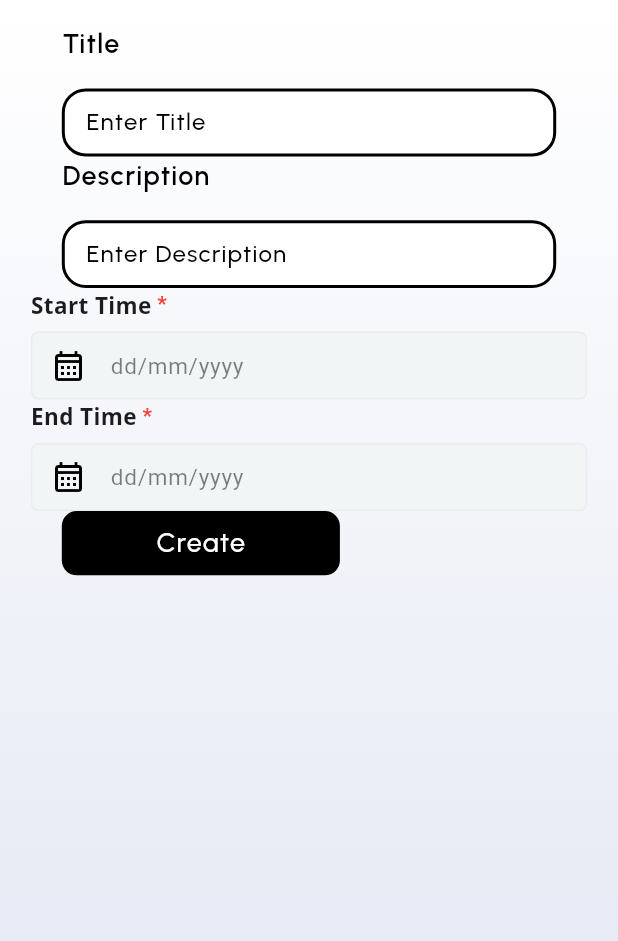
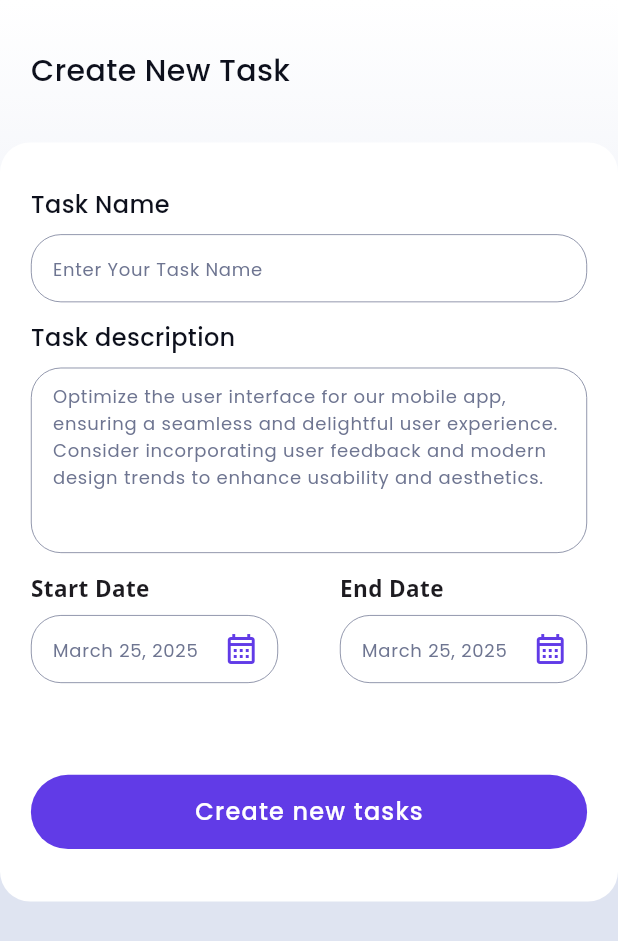
Before and after one commit to akanto99/Task-Management-with-SQlite, a Flutter app: the TaskScreen screen opened by its route, on a phone screen of 412 x 824 dp. Shown: the top 941 px of the screen. Run offline on Flutter 3.47's test engine with Material 3 defaults, Android fonts, the light colour scheme and no system bars; drawn by our look-alikes of auto_size_text; our stand-ins replace another_flushbar, flutter_svg, fluttertoast, google_fonts, shared_preferences, sqflite; accounts and stored records are empty.

Commit message:
Task Screen Ui and AddTask functionality added in Database service

```diff
--- a/lib/configs/res/components/round_button.dart
+++ b/lib/configs/res/components/round_button.dart
@@ -29,19 +29,19 @@ class RoundButton extends StatelessWidget {
     return InkWell(
       onTap: onPress,
       child: Container(
-        height: screenHeight*0.052,
+        height: screenHeight*0.06,
         width: screenWidth*0.45,
         decoration: BoxDecoration(
-          color:AppColors.blackColor,
-          borderRadius: BorderRadius.circular(10)
+          color:AppColors.blueViolet,
+          borderRadius: BorderRadius.circular(30)
         ),
         child: Center(
             child:loading ? SizedBox(
                 height: 20,
                 width: 20,
                 child: CircularProgressIndicator(color: Colors.white,)) :  AutoSizeText(title ,
-              style: GoogleFonts.urbanist(
-              fontSize: 18,
+              style: GoogleFonts.poppins(
+              fontSize: 16,
               fontWeight: FontWeight.w500,
               color: isDarkMode ? AppColors.whiteColor : AppColors.whiteColor,
               letterSpacing: 0.8,
--- a/lib/configs/widgets/customtext_with_formfield.dart
+++ b/lib/configs/widgets/customtext_with_formfield.dart
@@ -1,33 +1,33 @@
 import 'package:flutter/material.dart';
-import 'package:google_fonts/google_fonts.dart';
 import 'package:provider/provider.dart';
 import 'package:razinsoft_task_management/configs/res/color.dart';
+import 'package:razinsoft_task_management/configs/res/text_styles.dart';
 import 'package:razinsoft_task_management/provider/DarkAndLightTheme/theme_provider.dart';
 
 class CustomTextFieldWithFormField extends StatefulWidget {
   final String ?titleText;
   final String? requiredStar;
   final String placeholder;
+  final double? dynamicheight;
   final TextEditingController controller;
   final FocusNode? focusCurrent;
   final FocusNode? focusNext;
   final String? Function(String?)? validator;
   final Function(String)? onChanged;
-  final Function(String)? onFieldSubmitted;
-  final VoidCallback? onEditingComplete;
+  final TextInputType keyboardType;
 
   CustomTextFieldWithFormField({
     Key? key,
      this.titleText,
     this.requiredStar,
+    this.dynamicheight,
     required this.placeholder,
     required this.controller,
     this.focusCurrent,
     this.focusNext,
     this.validator,
     this.onChanged,
-    this.onEditingComplete,
-    this.onFieldSubmitted,
+    this.keyboardType = TextInputType.text,
   }) : super(key: key);
 
   @override
@@ -45,27 +45,13 @@ class _CustomTextFieldWithFormFieldState extends State<CustomTextFieldWithFormFi
     return Column(
       children: [
         Container(
-          width: screenWidth * 0.80,
-          child: Row(
-            children: [
-
-              Text(
-                '${widget.titleText} ',
-                  style: GoogleFonts.urbanist(
-                    fontSize: 18,
-                    fontWeight: FontWeight.w600,
-                    color: isDarkMode ? AppColors.whiteColor: AppColors.blackColor,
-                    letterSpacing: 0.8,
-                  )
-              ),
-              Text(
-                "${widget.requiredStar ?? ''}",
-                style: const TextStyle(color: Colors.red, fontSize: 14),
-              ),
-            ],
+          width: screenWidth * 0.9,
+          child:  Text(
+              '${widget.titleText} ',
+              style: AppTextStyles.poppins16Medium
           ),
         ),
-        SizedBox(height: screenHeight * 0.02,),
+        SizedBox(height: screenHeight * 0.01,),
         FormField<String>(
           validator: widget.validator,
           autovalidateMode: AutovalidateMode.onUserInteraction,
@@ -74,19 +60,21 @@ class _CustomTextFieldWithFormFieldState extends State<CustomTextFieldWithFormFi
               crossAxisAlignment: CrossAxisAlignment.start,
               children: [
                 Container(
-                  height: screenHeight * 0.055,
-                  width: screenWidth * 0.80,
+                  height: widget.dynamicheight,
+                  width: screenWidth * 0.9,
                   decoration: BoxDecoration(
                     color: AppColors.whiteColor,
-                    borderRadius: BorderRadius.circular(16.0),
+                    borderRadius: BorderRadius.circular(20),
                     border: Border.all(
-                      color:AppColors.blackColor,
-                      width: 2,
+                      color:AppColors.textgreyColor,
+                      width: 0.5,
                     ),
                   ),
                   child: TextFormField(
                     controller: widget.controller,
                     focusNode: widget.focusCurrent,
+                    keyboardType: widget.keyboardType,
+                    maxLines: widget.keyboardType == TextInputType.multiline ? null : 1,
                     decoration: InputDecoration(
                       errorStyle: TextStyle(
                         color: Colors.red,
@@ -94,12 +82,7 @@ class _CustomTextFieldWithFormFieldState extends State<CustomTextFieldWithFormFi
                         fontWeight: FontWeight.bold,
                       ),
                       hintText: widget.placeholder,
-                      hintStyle: GoogleFonts.urbanist(
-                      fontSize: 16,
-                      fontWeight: FontWeight.w500,
-                      color: AppColors.blackColor,
-                      letterSpacing: 0.8,
-                    ),
+                      hintStyle:  AppTextStyles.poppins12Regular,
                       border: OutlineInputBorder(
                         borderSide: BorderSide.none,
                       ),
@@ -108,28 +91,27 @@ class _CustomTextFieldWithFormFieldState extends State<CustomTextFieldWithFormFi
                         vertical: 10.0,
                       ),
                       errorBorder: OutlineInputBorder(
-                        borderRadius: BorderRadius.circular(5.0),
+                        borderRadius: BorderRadius.circular(20),
                         borderSide: BorderSide(
                           color: Colors.red,
                           width: 0.8,
                         ),
                       ),
                       focusedErrorBorder: OutlineInputBorder(
-                        borderRadius: BorderRadius.circular(5.0),
+                        borderRadius: BorderRadius.circular(20),
                         borderSide: BorderSide(
                           color: Colors.red,
                           width: 0.8,
                         ),
                       ),
                       focusedBorder: OutlineInputBorder(
-                        borderRadius: BorderRadius.circular(5.0),
+                        borderRadius: BorderRadius.circular(20),
                         borderSide: BorderSide(
                           color: Colors.green,
                           width: 0.4,
                         ),
                       ),
                     ),
-                    onFieldSubmitted: widget.onFieldSubmitted,
                     onChanged: (value) {
                       fieldState.didChange(value);
                       if (widget.onChanged != null) {
@@ -140,15 +122,15 @@ class _CustomTextFieldWithFormFieldState extends State<CustomTextFieldWithFormFi
                 ),
                 if (fieldState.hasError)
                   Container(
-                    width: screenWidth * 0.80,
+                    width: screenWidth * 0.90,
                     child: Padding(
-                      padding: const EdgeInsets.only(top: 4.0, left: 8.0),
+                      padding: const EdgeInsets.only(top: 4.0, left: 10.0),
                       child: Text(
                         fieldState.errorText ?? '',
                         style: const TextStyle(
                           fontSize: 12,
-                          fontWeight: FontWeight.bold,
-                          color:AppColors.blackColor,
+                          fontWeight: FontWeight.w400,
+                            color: Colors.red,
                           letterSpacing: 0.2
                         ),
                       ),
--- a/lib/configs/widgets/datepicker_with_formfield.dart
+++ b/lib/configs/widgets/datepicker_with_formfield.dart
@@ -1,6 +1,8 @@
 import 'package:flutter/material.dart';
 import 'package:google_fonts/google_fonts.dart';
 import 'package:intl/intl.dart';
+import 'package:razinsoft_task_management/configs/res/color.dart';
+import 'package:razinsoft_task_management/configs/res/text_styles.dart';
 
 class CustomDatePickerFormField extends StatelessWidget {
   final String title;
@@ -25,23 +27,16 @@ class CustomDatePickerFormField extends StatelessWidget {
       crossAxisAlignment: CrossAxisAlignment.start,
       children: [
         Container(
-          width: screenWidth * 0.90,
-          child: Row(
-            children: [
-              Text(title,
+          width: screenWidth * 0.4,
+          child: Text(
+            title,
             style: GoogleFonts.openSans(
               textStyle: TextStyle(fontSize: 15),
               fontWeight: FontWeight.bold,
-                  )
-              ),
-              Text(
-                " *",
-                style: TextStyle(fontWeight: FontWeight.bold, color: Colors.red),
-              )
-            ],
             ),
           ),
-        SizedBox(height: 8,),
+        ),
+        SizedBox(height: 8),
         FormField<String>(
           validator: validator,
           autovalidateMode: AutovalidateMode.onUserInteraction,
@@ -51,13 +46,13 @@ class CustomDatePickerFormField extends StatelessWidget {
               children: [
                 Container(
                   height: screenHeight * 0.055,
-                  width: screenWidth * 0.90,
+                  width: screenWidth * 0.4,
                   decoration: BoxDecoration(
-                    color: const Color(0xffF2F5F6),
-                    borderRadius: BorderRadius.circular(5.0),
+                    color: AppColors.whiteColor,
+                    borderRadius: BorderRadius.circular(20.0),
                     border: Border.all(
-                      color: Color(0xffEAECED),
-                      width: 1,
+                      color: AppColors.textgreyColor,
+                      width: 0.5,
                     ),
                   ),
                   child: TextFormField(
@@ -66,61 +61,53 @@ class CustomDatePickerFormField extends StatelessWidget {
                     readOnly: true,
                     decoration: InputDecoration(
                       hintText: labelText,
-                      hintStyle: TextStyle(
-                        color: Colors.black.withOpacity(0.5),
-                        fontSize: 15,
-                      ),
+                      hintStyle: AppTextStyles.poppins12Regular,
                       errorMaxLines: 3,
                       errorStyle: const TextStyle(
                         fontSize: 12.0,
                         color: Colors.red,
                         fontWeight: FontWeight.bold,
                       ),
-                      // enabledBorder: OutlineInputBorder(
-                      //   borderRadius: BorderRadius.circular(5.0),
-                      //   borderSide: const BorderSide(
-                      //     color: Colors.grey,
-                      //     width: 0.4,
-                      //   ),
-                      // ),
-                      border: OutlineInputBorder(
-                        borderSide: BorderSide.none,
-                      ),
+                      border: OutlineInputBorder(borderSide: BorderSide.none),
                       contentPadding: const EdgeInsets.symmetric(
                         horizontal: 10.0,
                         vertical: 10.0,
                       ),
                       errorBorder: OutlineInputBorder(
-                        borderRadius: BorderRadius.circular(5.0),
+                        borderRadius: BorderRadius.circular(20.0),
                         borderSide: const BorderSide(
                           color: Colors.red,
                           width: 0.8,
                         ),
                       ),
                       focusedErrorBorder: OutlineInputBorder(
-                        borderRadius: BorderRadius.circular(5.0),
+                        borderRadius: BorderRadius.circular(20.0),
                         borderSide: const BorderSide(
                           color: Colors.red,
                           width: 0.8,
                         ),
                       ),
                       focusedBorder: OutlineInputBorder(
-                        borderRadius: BorderRadius.circular(5.0),
+                        borderRadius: BorderRadius.circular(20.0),
                         borderSide: const BorderSide(
                           color: Colors.green,
                           width: 0.4,
                         ),
                       ),
-                      prefixIcon: const Icon(
+                      suffixIcon: const Icon(
                         Icons.calendar_month_outlined,
-                        color: Colors.black,
+                        color: AppColors.blueViolet,
                       ),
                     ),
                       onTap: () async {
+                        DateTime? initialDate = controller.text.isNotEmpty
+                            ? DateFormat('dd/MM/yyyy').parse(controller.text)
+                            : DateTime.now();
+
                         DateTime? pickedDate = await showDatePicker(
                           initialEntryMode: DatePickerEntryMode.calendarOnly,
                           context: context,
-                        initialDate: DateTime.now(),
+                          initialDate: initialDate,
                           firstDate: DateTime(1950),
                           lastDate: DateTime(2101),
                           builder: (BuildContext context, Widget? child) {
@@ -142,21 +129,27 @@ class CustomDatePickerFormField extends StatelessWidget {
                           controller.text = formattedDate;
                           state.didChange(formattedDate);
                         }
-                    },
+                      }
+
+
                   ),
                 ),
                 if (state.hasError)
-                  Padding(
+                  Container(
+                    child: Padding(
                       padding: const EdgeInsets.only(top: 4.0, left: 10),
                       child: Text(
                         state.errorText ?? '',
                         style: const TextStyle(
                           color: Colors.red,
-                        fontWeight: FontWeight.bold,
+                          fontWeight: FontWeight.w400,
                           fontSize: 12,
                         ),
                       ),
                     ),
+                  )
+                else
+                  Text("No Error",style:TextStyle(color: Colors.transparent) ,),
               ],
             );
           },
--- a/lib/view/screens/home/home_screen.dart
+++ b/lib/view/screens/home/home_screen.dart
@@ -86,6 +86,7 @@ class _HomeScreenState extends State<HomeScreen> {
           end: Alignment.bottomCenter,
           colors: [
             Color(0xFFFFFFFF),
+            Color(0xFFDFE4F1),
             Color(0xFFDFE4F1),
           ],
         ),
--- a/lib/view/screens/task/task_screen.dart
+++ b/lib/view/screens/task/task_screen.dart
@@ -1,6 +1,9 @@
 import 'package:flutter/material.dart';
+import 'package:intl/intl.dart';
 import 'package:provider/provider.dart';
+import 'package:razinsoft_task_management/configs/res/color.dart';
 import 'package:razinsoft_task_management/configs/res/components/round_button.dart';
+import 'package:razinsoft_task_management/configs/res/text_styles.dart';
 import 'package:razinsoft_task_management/configs/responsive/responsive_ui.dart';
 import 'package:razinsoft_task_management/configs/services/database_services/database_services.dart';
 import 'package:razinsoft_task_management/configs/widgets/customtext_with_formfield.dart';
@@ -25,6 +28,13 @@ class _TaskScreenState extends State<TaskScreen> {
   late TextEditingController taskStartTime;
   late TextEditingController taskEndTime;
 
+
+  String currentDate = "";
+  void _getCurrentDate() {
+    currentDate = DateFormat('MMMM dd, yyyy').format(DateTime.now());
+  }
+
+
   @override
   void initState() {
     super.initState();
@@ -32,6 +42,7 @@ class _TaskScreenState extends State<TaskScreen> {
     taskDes = TextEditingController();
     taskStartTime = TextEditingController();
     taskEndTime = TextEditingController();
+    _getCurrentDate();
   }
 
   @override
@@ -64,7 +75,7 @@ class _TaskScreenState extends State<TaskScreen> {
     return Form(
       key: formKey,
       child: Container(
-        width: screenWidth,
+        width: screenWidth ,
         decoration: BoxDecoration(
           gradient: LinearGradient(
             begin: Alignment.topCenter,
@@ -72,77 +83,109 @@ class _TaskScreenState extends State<TaskScreen> {
             colors: [
               Color(0xFFFFFFFF),
               Color(0xFFDFE4F1),
+              Color(0xFFDFE4F1),
             ],
           ),
         ),
         child: Column(
           children: [
-            SizedBox(height: screenHeight * 0.02),
+            SizedBox(height: screenHeight * 0.04),
+            Container(
+              width: screenWidth *0.9,
+              child: Row(
+                mainAxisAlignment: MainAxisAlignment.spaceBetween,
+                children: [
+                  Text('Create New Task', style: AppTextStyles.poppins20Medium),
+                  SizedBox()
+                ],
+              ),
+            ),
+            SizedBox(height: screenHeight * 0.04),
+        Container(
+          width: screenWidth,
 
+          decoration: BoxDecoration(
+              color: AppColors.whiteColor,
+            borderRadius: BorderRadius.circular(20)
+          ),
+          padding: EdgeInsets.only(top: 30,bottom: 35),
+          child: Column(
+            children: [
               // Task Title
               CustomTextFieldWithFormField(
-              titleText: "Title",
-              placeholder: "Enter Title",
+                titleText: "Task Name",
+                dynamicheight: screenHeight*0.055,
+                placeholder: "Enter Your Task Name",
                 controller: taskTitle,
                 onChanged: (value) {
                   setState(() {});
                 },
                 validator: (value) {
                   if (value == null || value.isEmpty) {
-                  return 'Title is required.';
+                    return 'Task Name is required.';
+                  }
+                  return null;
+                },
+              ),
+              SizedBox(height: screenHeight * 0.015),
+              // Task Description
+              CustomTextFieldWithFormField(
+                titleText: "Task description",
+                placeholder: "Optimize the user interface for our mobile app, ensuring a seamless and delightful user experience. Consider incorporating user feedback and modern design trends to enhance usability and aesthetics.\n\n",
+                controller: taskDes,
+                dynamicheight: screenHeight*0.15,
+                keyboardType: TextInputType.multiline,
+                onChanged: (value) {
+                  setState(() {});
+                },
+                validator: (value) {
+                  if (value == null || value.isEmpty) {
+                    return 'Task description is required.';
+                  }
+                  return null;
+                },
+              ),
+              SizedBox(height: screenHeight * 0.015),
+
+              Container(
+                width: screenWidth * 0.9,
+                child: Row(
+                  mainAxisAlignment: MainAxisAlignment.spaceBetween,
+                  children: [
+                    /// Start Time
+                    CustomDatePickerFormField(
+                      title: "Start Date",
+                      labelText: "$currentDate",
+                      controller: taskStartTime,
+                      validator: (value) {
+                        if (value == null || value.isEmpty) {
+                          return 'Start Date is required.';
                         }
                         return null;
                       },
                     ),
 
-            // Task Description
-            CustomTextFieldWithFormField(
-              titleText: "Description",
-              placeholder: "Enter Description",
-              controller: taskDes,
-              onChanged: (value) {
-                setState(() {});
-              },
+                    /// End Time
+                    CustomDatePickerFormField(
+                      title: "End Date",
+                      labelText: "$currentDate",
+                      controller: taskEndTime,
                       validator: (value) {
                         if (value == null || value.isEmpty) {
-                  return 'Description is required.';
+                          return 'End Date is required.';
                         }
                         return null;
                       },
                     ),
-
-            // Start Time
-            CustomDatePickerFormField(
-              title: "Start Time",
-              labelText: 'dd/mm/yyyy',
-              controller: taskStartTime,
-              validator: (value) {
-                if (value == null || value.isEmpty) {
-                  return 'Start Time is required.';
-                }
-                return null;
-              },
+                  ],
                 ),
-
-            // End Time
-            CustomDatePickerFormField(
-              title: "End Time",
-              labelText: 'dd/mm/yyyy',
-              controller: taskEndTime,
-              validator: (value) {
-                if (value == null || value.isEmpty) {
-                  return 'End Time is required.';
-                }
-                return null;
-              },
               ),
-
+              SizedBox(height: screenHeight * 0.05),
               // Create Button
               Container(
-              width: screenWidth * 0.80,
-              alignment: Alignment.centerLeft,
+                width: screenWidth * 0.90,
                 child: RoundButton(
-                title: "Create",
+                  title: "Create new tasks",
                   loading: isLoading,
                   onPress: () async {
                     if (formKey.currentState!.validate()) {
@@ -198,6 +241,10 @@ class _TaskScreenState extends State<TaskScreen> {
                 ),
               ),
 
+            ],
+          ),
+
+        ),
             SizedBox(height: screenHeight * 0.02),
           ],
         ),
--- a/lib/view/splash_screen/splash_view.dart
+++ b/lib/view/splash_screen/splash_view.dart
@@ -1,5 +1,6 @@
 import 'package:flutter/material.dart';
 import 'package:razinsoft_task_management/configs/res/color.dart';
+import 'package:razinsoft_task_management/configs/res/text_styles.dart';
 import 'package:razinsoft_task_management/configs/services/splash_services.dart';
 
 class SplashScreen extends StatefulWidget {
@@ -50,21 +51,11 @@ class _SplashScreenState extends State<SplashScreen> {
               SizedBox(height: screenHeight*0.02),
               Text(
                 'KEEP IN TOUCH',
-                style: TextStyle(
-                  color:  AppColors.blackColor,
-                  fontSize: 16,
-                  fontWeight: FontWeight.bold,
-                  letterSpacing: 4,
-                ),
+                style:AppTextStyles.poppins14Medium,
               ),
               Text(
                 'WITH US',
-                style: TextStyle(
-                  color:  AppColors.blackColor,
-                  fontSize: 14,
-                  fontWeight: FontWeight.w500,
-                  letterSpacing: 4,
-                ),
+             style:AppTextStyles.poppins12Regular,
               ),
               SizedBox(height: screenHeight*0.02),
               Container(
```
Lines whose indentation alone changed are shown as unchanged.
